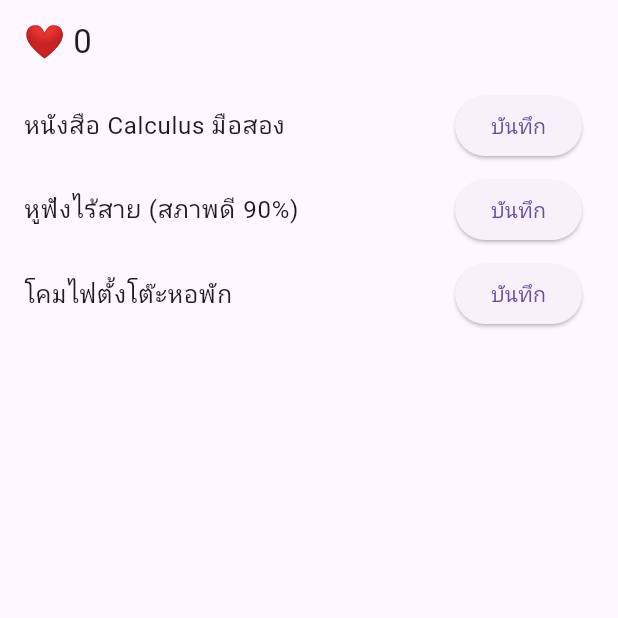
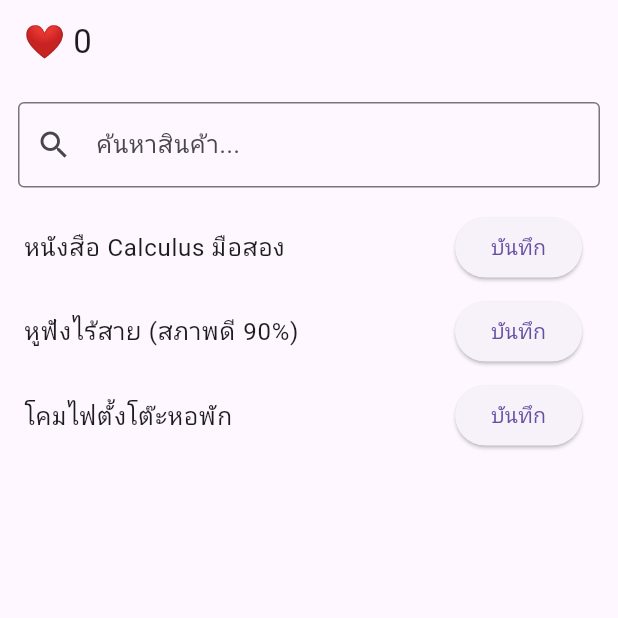
Before and after one commit to Ice-Ittikorn/MobileApp_Week6, a Flutter app: the screen it shows after launch, on a phone screen of 412 x 824 dp, the top half of it. Run offline on Flutter 3.47's test engine with Material 3 defaults, Android fonts, the phone set to English and light mode, and no system bars; our stand-ins replace flutter_riverpod.

Commit message:
โจทย์ 1

```diff
--- a/campus_marketplace_riverpod_trial/lib/main.dart
+++ b/campus_marketplace_riverpod_trial/lib/main.dart
@@ -18,19 +18,91 @@ class MyApp extends StatelessWidget {
   );
 }
 
-// ใช้ ConsumerWidget แทน StatelessWidget เพื่อรับพารามิเตอร์ "ref" เข้ามาใน build()
-class HomePage extends ConsumerWidget {
+// HomePage ไม่ต้องเก็บ state เอง แค่ต้องอ่าน favoritesProvider จึงใช้ ConsumerWidget
+// (StatelessWidget รุ่นที่มี ref) ส่วนคำค้นหาซึ่งเป็น Ephemeral State ถูกยกให้
+// _SearchField ด้านล่างซึ่งเป็น StatefulWidget/State ธรรมดา (ไม่ผูกกับ Riverpod)
+// เป็นผู้ดูแลเอง แล้วส่งค่าขึ้นมาผ่าน callback เพื่อกรองรายการเท่านั้น
+class HomePage extends ConsumerStatefulWidget {
   const HomePage({super.key});
 
   @override
-  Widget build(BuildContext context, WidgetRef ref) {
+  ConsumerState<HomePage> createState() => _HomePageState();
+}
+
+class _HomePageState extends ConsumerState<HomePage> {
+  String _query = '';
+
+  @override
+  Widget build(BuildContext context) {
     // ref.watch อ่านค่าปัจจุบันและสมัครรับการอัปเดตอัตโนมัติ เทียบเท่า context.watch
     final savedItems = ref.watch(favoritesProvider);
 
+    final filteredItems = catalog
+        .where(
+          (item) =>
+              item.title.toLowerCase().contains(_query.toLowerCase()),
+        )
+        .toList();
+
     return Scaffold(
       appBar: AppBar(title: Text('❤️ ${savedItems.length}')),
-      body: ListView(
-        children: catalog
+      body: Column(
+        children: [
+          _SearchField(onChanged: (value) => setState(() => _query = value)),
+          Expanded(child: ItemListSection(items: filteredItems)),
+        ],
+      ),
+    );
+  }
+}
+
+// Ephemeral State แบบ setState ธรรมดา: ตัว TextEditingController และค่าที่พิมพ์
+// เป็นสถานะภายในของกล่องค้นหานี้เท่านั้น จึงใช้ StatefulWidget/State ปกติ
+// ไม่เกี่ยวข้องกับ Riverpod เลย แค่แจ้งค่าออกไปให้ parent ผ่าน onChanged
+class _SearchField extends StatefulWidget {
+  const _SearchField({required this.onChanged});
+
+  final ValueChanged<String> onChanged;
+
+  @override
+  State<_SearchField> createState() => _SearchFieldState();
+}
+
+class _SearchFieldState extends State<_SearchField> {
+  final _controller = TextEditingController();
+
+  @override
+  void dispose() {
+    _controller.dispose();
+    super.dispose();
+  }
+
+  @override
+  Widget build(BuildContext context) {
+    return Padding(
+      padding: const EdgeInsets.all(12),
+      child: TextField(
+        controller: _controller,
+        decoration: const InputDecoration(
+          hintText: 'ค้นหาสินค้า...',
+          prefixIcon: Icon(Icons.search),
+          border: OutlineInputBorder(),
+        ),
+        onChanged: widget.onChanged,
+      ),
+    );
+  }
+}
+
+class ItemListSection extends ConsumerWidget {
+  const ItemListSection({super.key, required this.items});
+
+  final List<Item> items;
+
+  @override
+  Widget build(BuildContext context, WidgetRef ref) {
+    return ListView(
+      children: items
           .map(
             (item) => ListTile(
               title: Text(item.title),
@@ -43,7 +115,6 @@ class HomePage extends ConsumerWidget {
             ),
           )
           .toList(),
-      ),
     );
   }
 }
```
Lines whose indentation alone changed are shown as unchanged.
